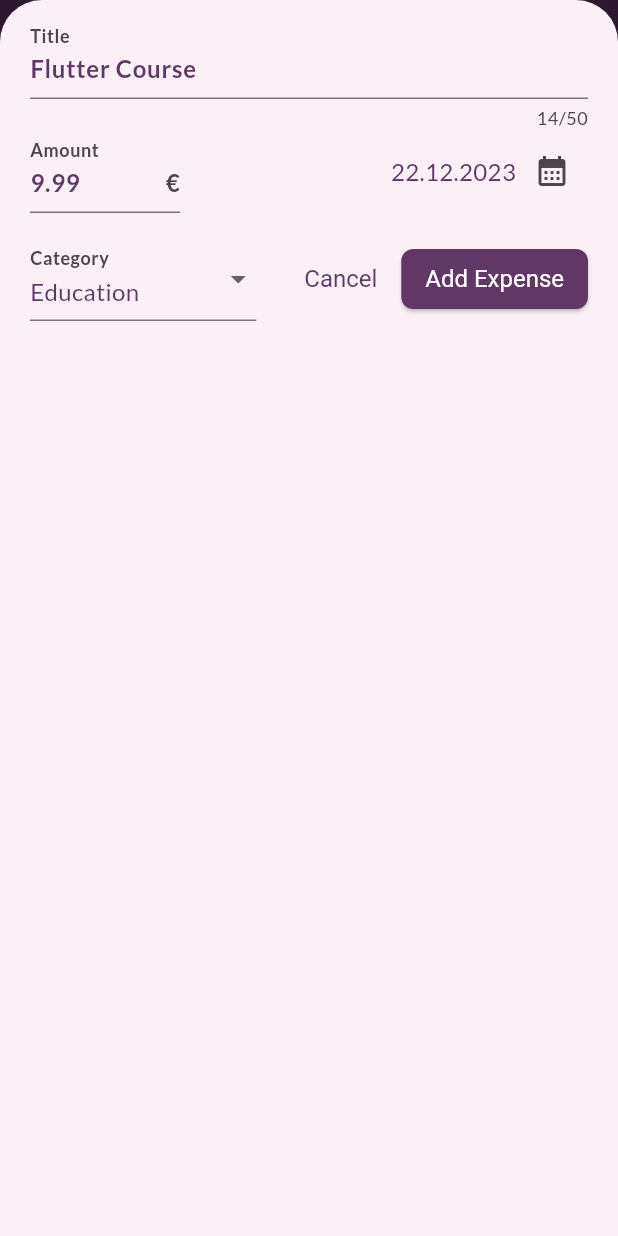
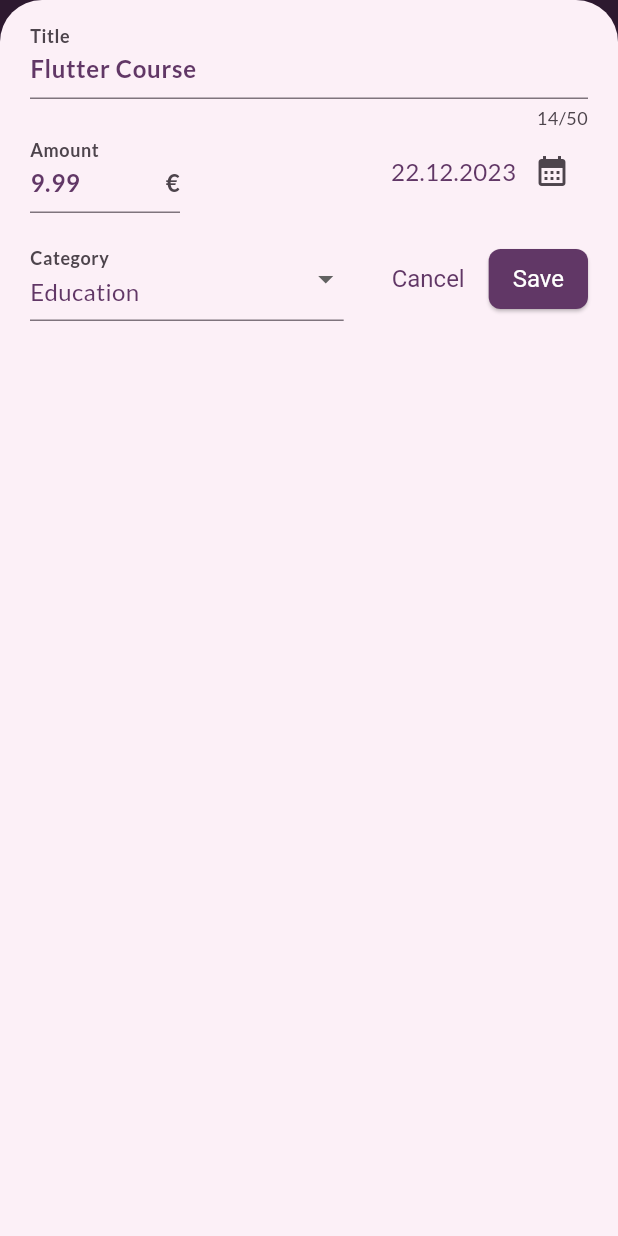
Before and after one commit to raphaelpinel/flutter-expense-tracker, a Flutter app: the screen it shows after launch, after a tap on "Chart", after a tap on "Flutter Course", on a phone screen of 412 x 824 dp. Run offline on Flutter 3.47's test engine with Material 3 defaults, Android fonts, the phone set to English and light mode, and no system bars.

Commit message:
Change button text on portrait

```diff
--- a/lib/widgets/add_edit_expense.dart
+++ b/lib/widgets/add_edit_expense.dart
@@ -327,7 +327,7 @@ class _AddEditExpenseState extends State<AddEditExpense> {
                             child: const Text('Cancel')),
                         ElevatedButton(
                           onPressed: _submitForm,
-                          child: const Text('Add Expense'),
+                          child: Text(submitButtonText),
                         ),
                       ],
                     )
```
